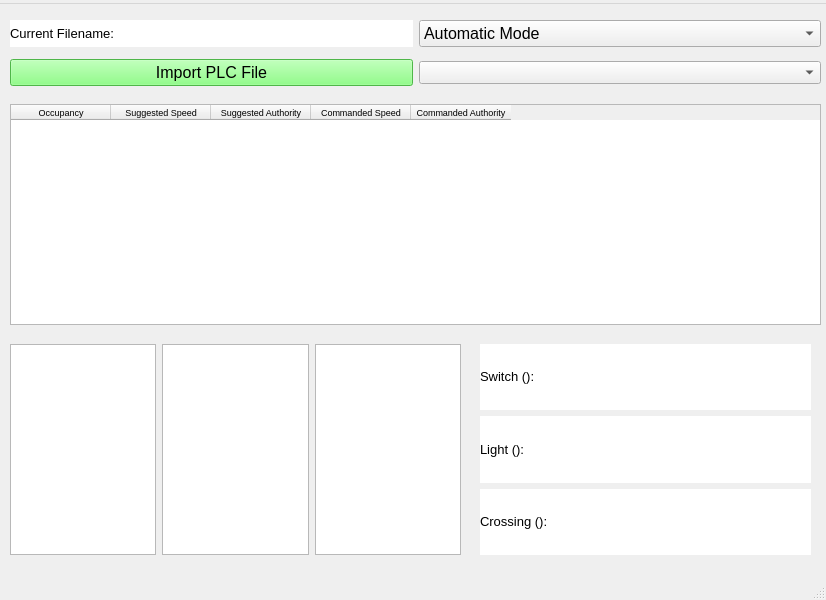
Qt form Track/WaysideController/wayside_controller.ui (connor-marsh/ECE1140ChooChoo) before a commit.
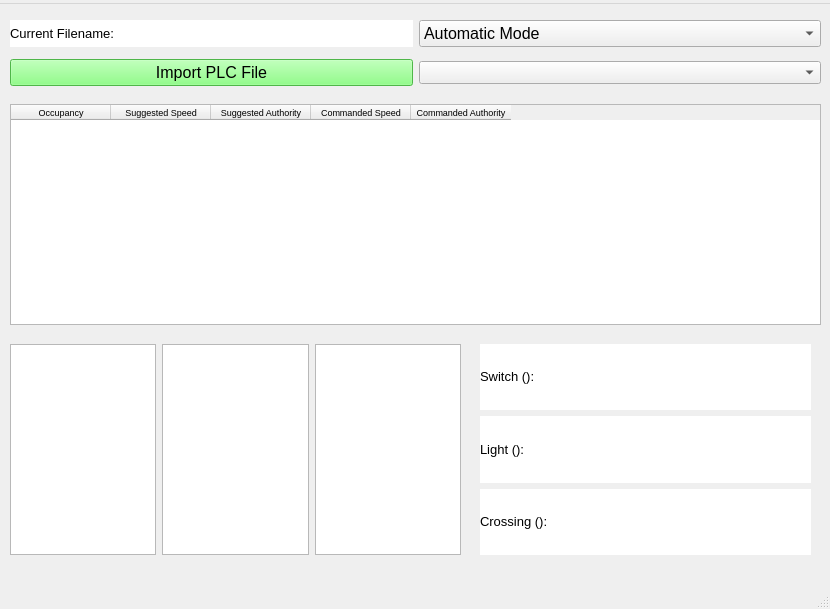
The same form after that commit.

Commit message: Working lists and can see outputs of the plc

Diff of the .ui file:
```diff
--- a/Track/WaysideController/wayside_controller.ui
+++ b/Track/WaysideController/wayside_controller.ui
@@ -6,8 +6,8 @@
    <rect>
     <x>0</x>
     <y>0</y>
-    <width>826</width>
-    <height>600</height>
+    <width>830</width>
+    <height>609</height>
    </rect>
   </property>
   <property name="windowTitle">
@@ -27,12 +27,12 @@
      <item>
       <widget class="QListWidget" name="switch_list"/>
      </item>
-     <item>
-      <widget class="QListWidget" name="crossing_list"/>
-     </item>
      <item>
       <widget class="QListWidget" name="light_list"/>
      </item>
+     <item>
+      <widget class="QListWidget" name="crossing_list"/>
+     </item>
     </layout>
    </widget>
    <widget class="QWidget" name="gridLayoutWidget">
@@ -217,7 +217,7 @@
     <rect>
      <x>0</x>
      <y>0</y>
-     <width>826</width>
+     <width>830</width>
      <height>26</height>
     </rect>
    </property>
```
The commit also changes 4 other files.
